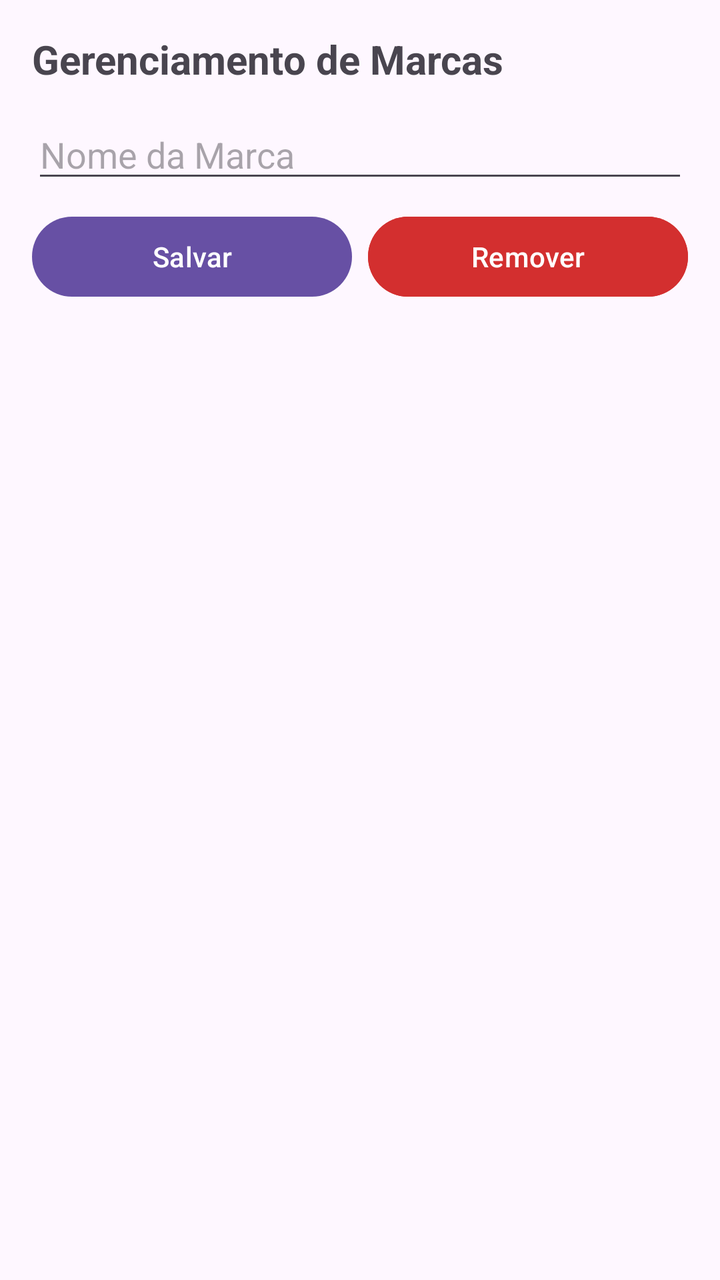
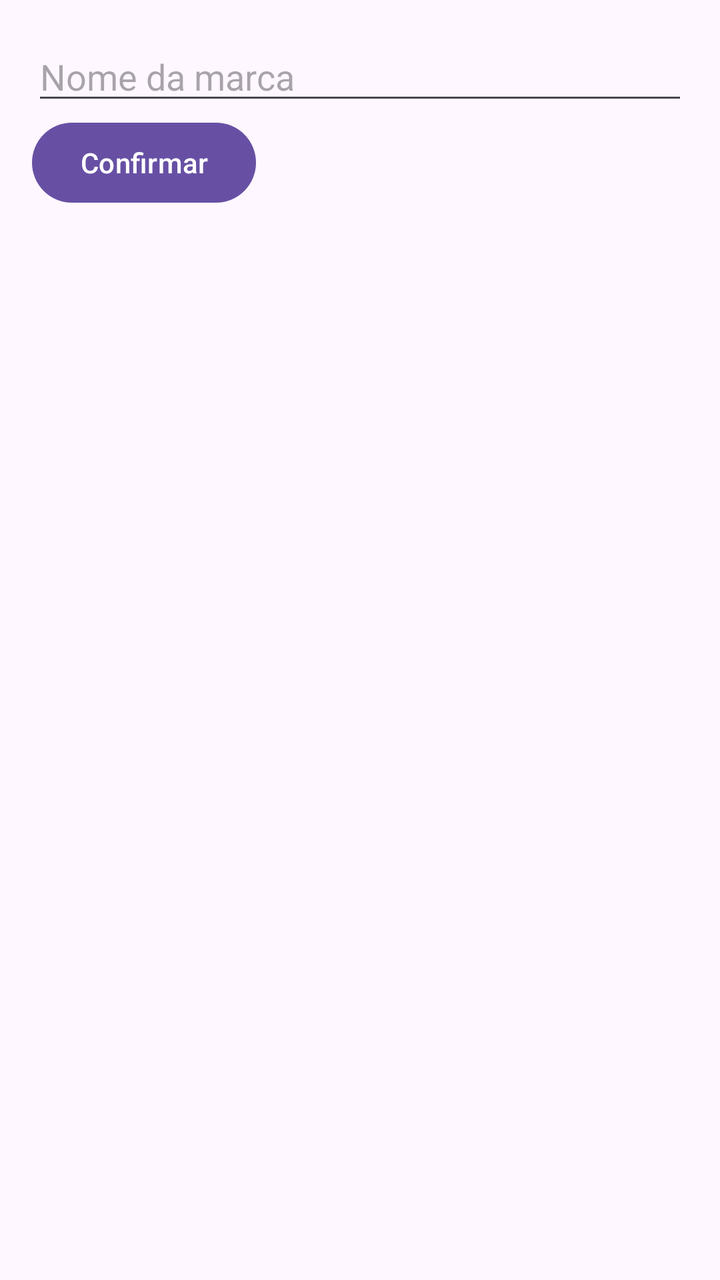

An Android layout rendered at two revisions. The XML below is the earlier revision; the diff shows what the commit changed to produce the second picture.
<!-- AndroidManifest.xml: application theme Theme.Atividade2 -->
<!-- res/layout/activity_marcas.xml -->
<?xml version="1.0" encoding="utf-8"?>
<LinearLayout xmlns:android="http://schemas.android.com/apk/res/android"
    android:id="@+id/main"
    android:layout_width="match_parent"
    android:layout_height="match_parent"
    android:orientation="vertical"
    android:padding="16dp">

    <TextView
        android:layout_width="match_parent"
        android:layout_height="wrap_content"
        android:text="Gerenciamento de Marcas"
        android:textSize="20sp"
        android:textStyle="bold"
        android:layout_marginBottom="12dp"/>

    <EditText
        android:id="@+id/edMarca"
        android:layout_width="match_parent"
        android:layout_height="wrap_content"
        android:hint="Nome da Marca"
        android:inputType="text"
        android:layout_marginBottom="8dp"/>

    <LinearLayout
        android:layout_width="match_parent"
        android:layout_height="wrap_content"
        android:orientation="horizontal"
        android:layout_marginBottom="16dp">

        <Button
            android:id="@+id/btConfirmar"
            android:layout_width="0dp"
            android:layout_height="wrap_content"
            android:layout_weight="1"
            android:text="Salvar"
            android:layout_marginEnd="8dp"/>

        <Button
            android:id="@+id/btRemover"
            android:layout_width="0dp"
            android:layout_height="wrap_content"
            android:layout_weight="1"
            android:text="Remover"
            android:backgroundTint="#D32F2F"/>
    </LinearLayout>

    <ListView
        android:id="@+id/lista_marcas"
        android:layout_width="match_parent"
        android:layout_height="match_parent" />

</LinearLayout>
<!-- resources referenced by this layout -->
<resources>
  <style name="Theme.Atividade2" parent="Base.Theme.Atividade2" />
  <style name="Base.Theme.Atividade2" parent="Theme.Material3.DayNight.NoActionBar">
          
          
      </style>
</resources>

<!-- the commit's change to res/layout/activity_marcas.xml (unified diff, before → after) -->
@@ -6,48 +6,20 @@
     android:orientation="vertical"
     android:padding="16dp">
 
-    <TextView
+    <EditText
         android:layout_width="match_parent"
         android:layout_height="wrap_content"
-        android:text="Gerenciamento de Marcas"
-        android:textSize="20sp"
-        android:textStyle="bold"
-        android:layout_marginBottom="12dp"/>
-
-    <EditText
-        android:id="@+id/edMarca"
+        android:hint="Nome da marca"
+        android:id="@+id/edMarca"/>
+    <Button
+        android:layout_width="wrap_content"
+        android:layout_height="wrap_content"
+        android:text="Confirmar"
+        android:id="@+id/btnConfirmar"/>
+    <ListView
         android:layout_width="match_parent"
-        android:layout_height="wrap_content"
-        android:hint="Nome da Marca"
-        android:inputType="text"
-        android:layout_marginBottom="8dp"/>
-
-    <LinearLayout
-        android:layout_width="match_parent"
-        android:layout_height="wrap_content"
-        android:orientation="horizontal"
-        android:layout_marginBottom="16dp">
-
-        <Button
-            android:id="@+id/btConfirmar"
-            android:layout_width="0dp"
-            android:layout_height="wrap_content"
-            android:layout_weight="1"
-            android:text="Salvar"
-            android:layout_marginEnd="8dp"/>
-
-        <Button
-            android:id="@+id/btRemover"
-            android:layout_width="0dp"
-            android:layout_height="wrap_content"
-            android:layout_weight="1"
-            android:text="Remover"
-            android:backgroundTint="#D32F2F"/>
-    </LinearLayout>
-
-    <ListView
-        android:id="@+id/lista_marcas"
-        android:layout_width="match_parent"
-        android:layout_height="match_parent" />
+        android:layout_height="0sp"
+        android:layout_weight="1"
+        android:id="@+id/lista_marcas"/>
 
 </LinearLayout>
